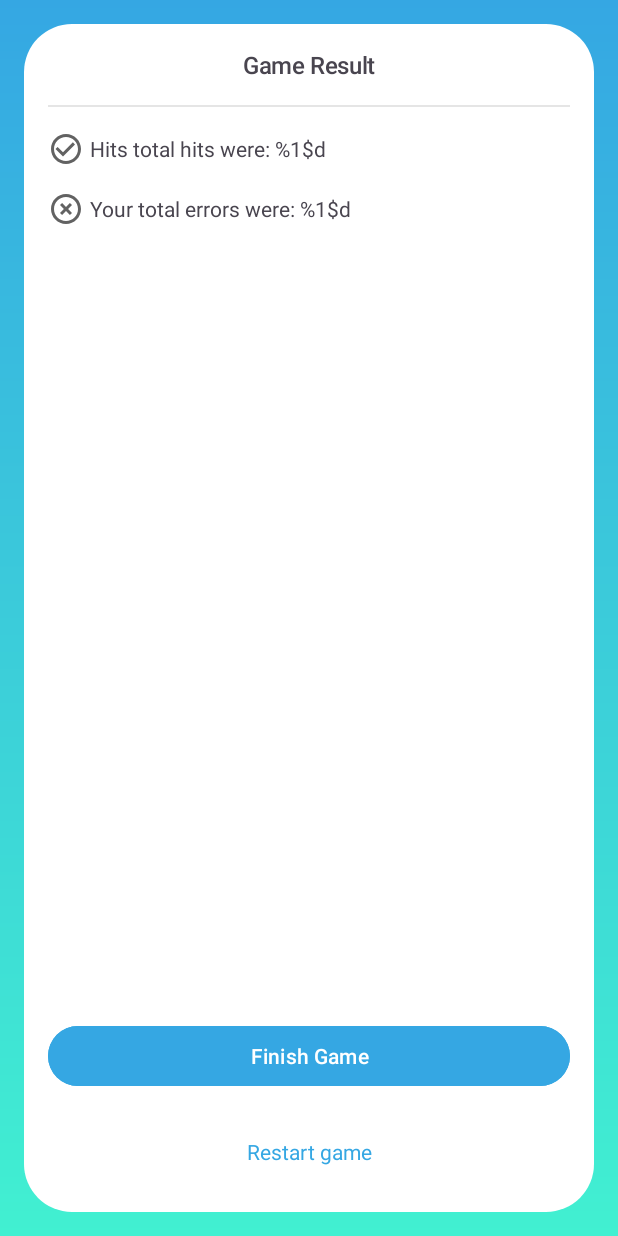
After one commit to MarcosRamos14/Quiz-Game, an Android app: the layout fragment_result.xml on its own in the app's theme, with its tools: preview values and no code run, on a phone screen of 412 x 824 dp. The commit adds this screen. Run offline under Robolectric (Android 15) with nearby library versions, the phone set to English and light mode, and no system bars.

Commit message:
feat: Implements layout for result screen and includes in navigation.

```diff
--- /dev/null
+++ b/app/src/main/res/drawable/ic_errors.xml
@@ -0,0 +1,10 @@
+<vector xmlns:android="http://schemas.android.com/apk/res/android"
+    android:width="24dp"
+    android:height="24dp"
+    android:tint="#9D000000"
+    android:viewportWidth="24"
+    android:viewportHeight="24">
+    <path
+        android:fillColor="@android:color/white"
+        android:pathData="M14.59,8L12,10.59 9.41,8 8,9.41 10.59,12 8,14.59 9.41,16 12,13.41 14.59,16 16,14.59 13.41,12 16,9.41 14.59,8zM12,2C6.47,2 2,6.47 2,12s4.47,10 10,10 10,-4.47 10,-10S17.53,2 12,2zM12,20c-4.41,0 -8,-3.59 -8,-8s3.59,-8 8,-8 8,3.59 8,8 -3.59,8 -8,8z" />
+</vector>
--- /dev/null
+++ b/app/src/main/res/drawable/ic_hits.xml
@@ -0,0 +1,10 @@
+<vector xmlns:android="http://schemas.android.com/apk/res/android"
+    android:width="24dp"
+    android:height="24dp"
+    android:tint="#9D000000"
+    android:viewportWidth="24"
+    android:viewportHeight="24">
+    <path
+        android:fillColor="@android:color/white"
+        android:pathData="M16.59,7.58L10,14.17l-3.59,-3.58L5,12l5,5 8,-8zM12,2C6.48,2 2,6.48 2,12s4.48,10 10,10 10,-4.48 10,-10S17.52,2 12,2zM12,20c-4.42,0 -8,-3.58 -8,-8s3.58,-8 8,-8 8,3.58 8,8 -3.58,8 -8,8z" />
+</vector>
--- /dev/null
+++ b/app/src/main/res/layout/fragment_result.xml
@@ -0,0 +1,87 @@
+<?xml version="1.0" encoding="utf-8"?>
+<androidx.constraintlayout.widget.ConstraintLayout xmlns:android="http://schemas.android.com/apk/res/android"
+    xmlns:app="http://schemas.android.com/apk/res-auto"
+    xmlns:tools="http://schemas.android.com/tools"
+    android:layout_width="match_parent"
+    android:layout_height="match_parent"
+    android:layout_margin="@dimen/_16dp"
+    android:background="@drawable/bg_shape"
+    android:padding="@dimen/_16dp"
+    tools:context=".ui.result.ResultFragment">
+
+    <TextView
+        android:id="@+id/text_title_result"
+        style="@style/TextAppearance.MaterialComponents.Headline1"
+        android:layout_width="match_parent"
+        android:layout_height="wrap_content"
+        android:text="@string/result_text_title"
+        android:textAlignment="center"
+        android:textSize="@dimen/_16sp"
+        android:textStyle="bold"
+        app:layout_constraintEnd_toEndOf="parent"
+        app:layout_constraintStart_toStartOf="parent"
+        app:layout_constraintTop_toTopOf="parent" />
+
+    <View
+        android:id="@+id/item_view"
+        android:layout_width="match_parent"
+        android:layout_height="1dp"
+        android:layout_marginTop="@dimen/_16dp"
+        android:alpha="0.1"
+        android:background="@color/black"
+        app:layout_constraintEnd_toEndOf="parent"
+        app:layout_constraintStart_toStartOf="parent"
+        app:layout_constraintTop_toBottomOf="@+id/text_title_result" />
+
+    <TextView
+        android:id="@+id/text_result_hits"
+        android:layout_width="match_parent"
+        android:layout_height="wrap_content"
+        android:layout_marginTop="@dimen/_16dp"
+        android:drawablePadding="@dimen/_4dp"
+        android:gravity="center_vertical"
+        app:drawableStartCompat="@drawable/ic_hits"
+        app:layout_constraintEnd_toEndOf="parent"
+        app:layout_constraintStart_toStartOf="parent"
+        app:layout_constraintTop_toBottomOf="@+id/item_view"
+        tools:text="@string/result_text_total_hits" />
+
+    <TextView
+        android:id="@+id/text_result_errors"
+        android:layout_width="match_parent"
+        android:layout_height="wrap_content"
+        android:layout_marginTop="@dimen/_16dp"
+        android:drawablePadding="@dimen/_4dp"
+        android:gravity="center_vertical"
+        app:drawableStartCompat="@drawable/ic_errors"
+        app:layout_constraintEnd_toEndOf="parent"
+        app:layout_constraintStart_toStartOf="parent"
+        app:layout_constraintTop_toBottomOf="@+id/text_result_hits"
+        tools:text="@string/result_text_total_errors" />
+
+    <Button
+        android:id="@+id/btn_conclude"
+        android:layout_width="@dimen/match_constraint"
+        android:layout_height="@dimen/_48dp"
+        android:layout_marginBottom="@dimen/_16dp"
+        android:backgroundTint="@color/app_blue"
+        android:text="@string/result_btn_conclude"
+        android:textAlignment="center"
+        android:textColor="@color/white"
+        app:layout_constraintBottom_toTopOf="@+id/btn_restart"
+        app:layout_constraintEnd_toEndOf="parent"
+        app:layout_constraintStart_toStartOf="parent" />
+
+    <TextView
+        android:id="@+id/btn_restart"
+        android:layout_width="match_parent"
+        android:layout_height="@dimen/_48dp"
+        android:gravity="center"
+        android:text="@string/result_btn_restart"
+        android:textAlignment="center"
+        android:textColor="@color/app_blue"
+        app:layout_constraintBottom_toBottomOf="parent"
+        app:layout_constraintEnd_toEndOf="parent"
+        app:layout_constraintStart_toStartOf="parent" />
+
+</androidx.constraintlayout.widget.ConstraintLayout>
--- a/app/src/main/res/navigation/main_nav.xml
+++ b/app/src/main/res/navigation/main_nav.xml
@@ -43,11 +43,23 @@
         <action
             android:id="@+id/action_quizFragment_to_chooseOptionDialogFragment"
             app:destination="@id/chooseOptionDialogFragment" />
+        <action
+            android:id="@+id/action_quizFragment_to_resultFragment"
+            app:destination="@id/resultFragment" />
     </fragment>
     <dialog
         android:id="@+id/chooseOptionDialogFragment"
         android:name="com.example.quizgame.ui.dialog.ChooseOptionDialogFragment"
         android:label="@string/dialog_screen_title_choose_option" >
     </dialog>
+    <fragment
+        android:id="@+id/resultFragment"
+        android:name="com.example.quizgame.ui.result.ResultFragment"
+        android:label="@string/result_screen_title"
+        tools:layout="@layout/fragment_result" >
+        <action
+            android:id="@+id/action_resultFragment_to_quizFragment"
+            app:destination="@id/quizFragment" />
+    </fragment>
 
 </navigation>
--- a/app/src/main/res/values/dimens.xml
+++ b/app/src/main/res/values/dimens.xml
@@ -3,6 +3,7 @@
 
     <!-- DP -->
     <dimen name="match_constraint">0dp</dimen>
+    <dimen name="_4dp">4dp</dimen>
     <dimen name="_8dp">8dp</dimen>
     <dimen name="_16dp">16dp</dimen>
     <dimen name="_24dp">24dp</dimen>
--- a/app/src/main/res/values/strings.xml
+++ b/app/src/main/res/values/strings.xml
@@ -16,7 +16,7 @@
     <string name="dialog_btn_cancel">Leave the game</string>
 
     <!-- Splash -->
-    <string name="splash_screen_title">Fragment splash</string>
+    <string name="splash_screen_title">Splash</string>
 
     <!-- Home -->
     <string name="home_screen_title">Home</string>
@@ -30,6 +30,14 @@
     <string name="quiz_screen_title">Quiz</string>
     <string name="quiz_btn_next">Next</string>
 
+    <!-- Result -->
+    <string name="result_screen_title">Result</string>
+    <string name="result_text_title">Game Result</string>
+    <string name="result_text_total_hits">Hits total hits were: %1$d</string>
+    <string name="result_text_total_errors">Your total errors were: %1$d</string>
+    <string name="result_btn_restart">Restart game</string>
+    <string name="result_btn_conclude">Finish Game</string>
+
     <!-- Warning -->
     <string name="warning_toast_nickname">Enter your nickname to play</string>
 
```
